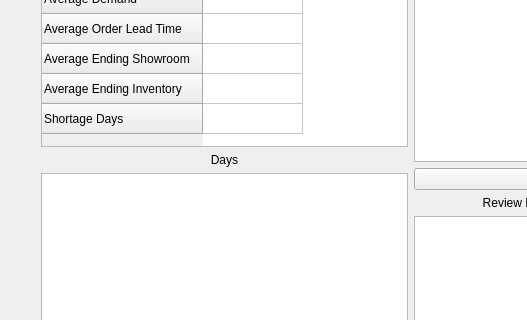
The window that mainwindow.ui (ragrag/Inventory-Simulation-QT) describes before a commit, drawn with Qt 5; both pictures show x 0 to 527 and y 140 to 460 of the 829 by 595 pixel window.
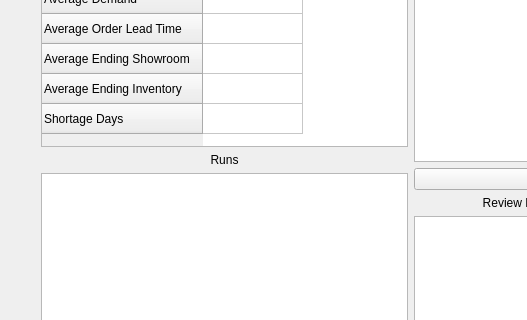
The same window after the commit.

Diff of the .ui file:
```diff
--- a/mainwindow.ui
+++ b/mainwindow.ui
@@ -158,7 +158,7 @@
            <item>
             <widget class="QLabel" name="label">
              <property name="text">
-              <string>Days</string>
+              <string>Runs</string>
              </property>
              <property name="alignment">
               <set>Qt::AlignCenter</set>
```
